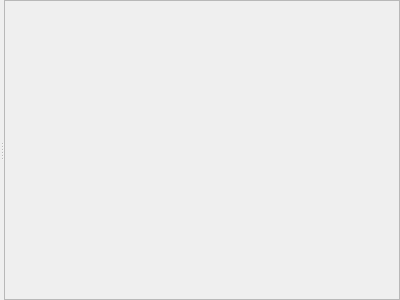
ImagingTools/acf, file ACF/Include/iqt2d/CSceneConnectorGuiComp.ui: the form before one commit.
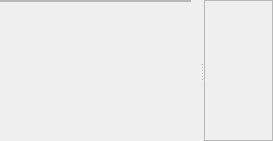
The form after the commit.

Commit message: Some components moved from iqt to iqtprm. Display console concept based on Qt QGraphicsScene introduced. Snap image GUI reduced to manage image snap and its parameter, no own display more.

```diff
--- a/ACF/Include/iqt2d/CSceneConnectorGuiComp.ui
+++ b/ACF/Include/iqt2d/CSceneConnectorGuiComp.ui
@@ -5,8 +5,8 @@
    <rect>
     <x>0</x>
     <y>0</y>
-    <width>400</width>
-    <height>300</height>
+    <width>273</width>
+    <height>141</height>
    </rect>
   </property>
   <property name="windowTitle" >
@@ -33,7 +33,7 @@
      <property name="orientation" >
       <enum>Qt::Horizontal</enum>
      </property>
-     <widget class="QFrame" name="ParamsFrame" >
+     <widget class="QFrame" name="LeftFrame" >
       <property name="sizePolicy" >
        <sizepolicy vsizetype="Preferred" hsizetype="Preferred" >
         <horstretch>1</horstretch>
@@ -47,21 +47,52 @@
        <enum>QFrame::Raised</enum>
       </property>
       <layout class="QVBoxLayout" >
-       <property name="spacing" >
-        <number>6</number>
-       </property>
        <property name="leftMargin" >
         <number>0</number>
        </property>
        <property name="topMargin" >
         <number>0</number>
        </property>
-       <property name="rightMargin" >
-        <number>0</number>
-       </property>
        <property name="bottomMargin" >
         <number>0</number>
        </property>
+       <item>
+        <widget class="QFrame" name="ParamsFrame" >
+         <property name="frameShape" >
+          <enum>QFrame::StyledPanel</enum>
+         </property>
+         <property name="frameShadow" >
+          <enum>QFrame::Raised</enum>
+         </property>
+         <layout class="QVBoxLayout" >
+          <property name="leftMargin" >
+           <number>0</number>
+          </property>
+          <property name="topMargin" >
+           <number>0</number>
+          </property>
+          <property name="rightMargin" >
+           <number>0</number>
+          </property>
+          <property name="bottomMargin" >
+           <number>0</number>
+          </property>
+         </layout>
+        </widget>
+       </item>
+       <item>
+        <spacer>
+         <property name="orientation" >
+          <enum>Qt::Vertical</enum>
+         </property>
+         <property name="sizeHint" >
+          <size>
+           <width>20</width>
+           <height>131</height>
+          </size>
+         </property>
+        </spacer>
+       </item>
       </layout>
      </widget>
      <widget class="QFrame" name="ImageViewFrame" >
```
The commit also changes 30 other files.
